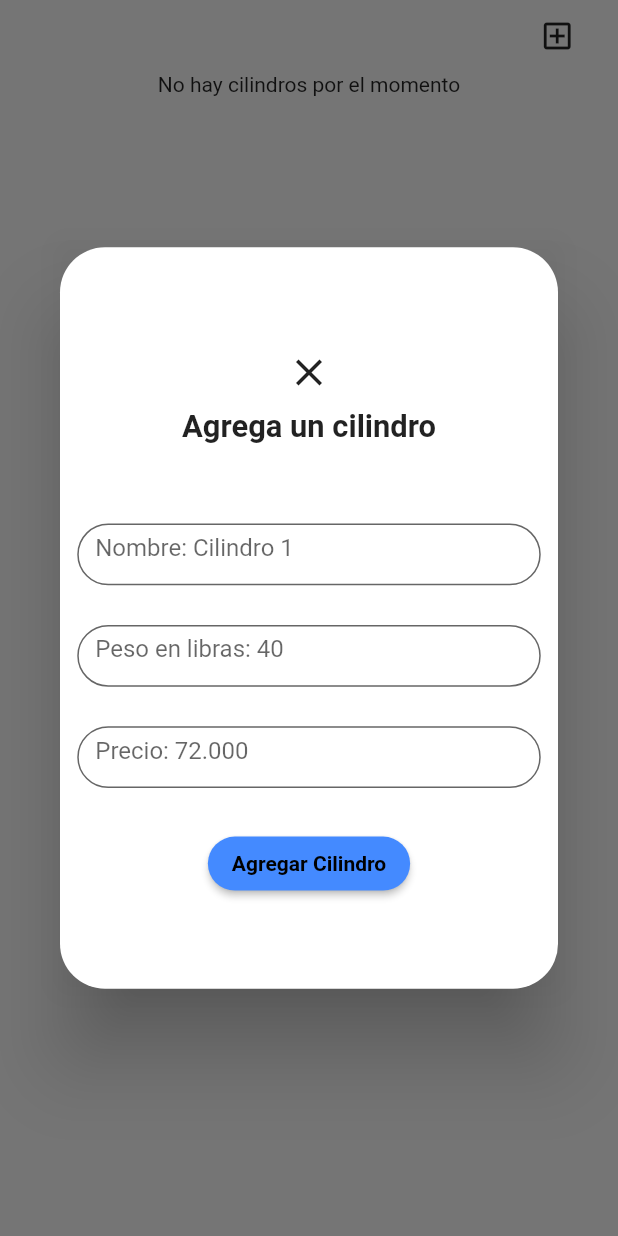
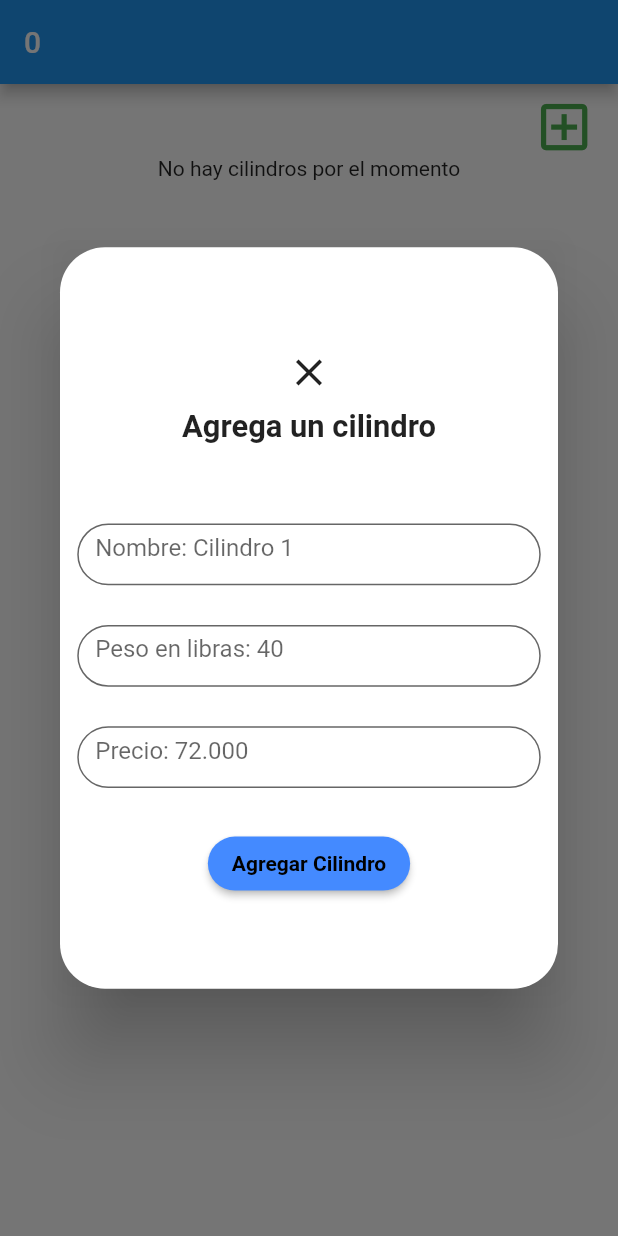
Before and after one commit to MiltonDuvan/state_play, a Flutter app: the screen it shows after launch, after a tap on the "add box" icon, on a phone screen of 412 x 824 dp. Run offline on Flutter 3.47's test engine with Material 2 defaults, Android fonts, the light colour scheme and no system bars; our stand-ins replace get, get_storage, sqflite; accounts and stored records are empty; Roboto replaces fonts that are missing (Averta).

Commit message:
full delete

```diff
--- a/lib/src/pages/home/home_page.dart
+++ b/lib/src/pages/home/home_page.dart
@@ -1,4 +1,5 @@
 import 'package:flutter/material.dart';
+import 'package:get/get.dart';
 import 'package:get/route_manager.dart';
 import 'package:state_play/src/pages/home/home_controller.dart';
 import 'package:state_play/src/widgets/cylinder.dart';
@@ -11,6 +12,10 @@ class HomePage extends StatelessWidget {
   Widget build(BuildContext context) {
     return SafeArea(
         child: Scaffold(
+      appBar: AppBar(
+          title: Obx(
+        () => Text('${_controller.amount.value}'),
+      )),
       body: SingleChildScrollView(
         child: Column(
           children: [
@@ -20,7 +25,11 @@ class HomePage extends StatelessWidget {
               children: [
                 IconButton(
                     onPressed: () => alertFormAddCylinder(context),
-                    icon: const Icon(Icons.add_box_outlined)),
+                    icon: Icon(
+                      Icons.add_box_outlined,
+                      size: MediaQuery.of(context).size.width * 0.1,
+                      color: Colors.green,
+                    )),
                 SizedBox(
                   width: MediaQuery.of(context).size.width * 0.04,
                 )
--- a/lib/src/widgets/cylinder.dart
+++ b/lib/src/widgets/cylinder.dart
@@ -19,15 +19,19 @@ class CylinderWidget extends StatelessWidget {
           return const Text('No hay cilindros por el momento');
         } else {
           return Container(
-              color: Color.fromARGB(124, 1, 42, 66),
-              height: MediaQuery.of(context).size.height * 0.26,
-              width: MediaQuery.of(context).size.width * 0.24,
-              child: ListView.builder(
-                itemCount: snapshot.data!.length,
-                itemBuilder: (context, index) {
-                  final cylindes = snapshot.data![index];
-                  return listCylinders(context, cylindes);
-                },
+              color: const Color.fromARGB(186, 253, 253, 253),
+              height: MediaQuery.of(context).size.height,
+              width: MediaQuery.of(context).size.width -40,
+              child: Wrap(
+                spacing: 52.0,
+                runSpacing: 40.0,
+                children: List.generate(
+                  snapshot.data!.length,
+                  (index) {
+                    final cylindes = snapshot.data![index];
+                    return listCylinders(context, cylindes);
+                  },
+                ),
               ));
         }
       },
@@ -64,7 +68,7 @@ class CylinderWidget extends StatelessWidget {
                 mainAxisAlignment: MainAxisAlignment.end,
                 children: [
                   IconButton(
-                      onPressed: () => alertDeleteCilynder(context),
+                      onPressed: () => alertDeleteCilynder(context, cylinder['id']),
                       icon: const Icon(
                         Icons.close,
                         color: Colors.black54,
@@ -115,11 +119,11 @@ class CylinderWidget extends StatelessWidget {
     );
   }
 
-  Future alertDeleteCilynder(BuildContext context) => showDialog(
+  Future alertDeleteCilynder(BuildContext context, int id) => showDialog(
       context: context,
       builder: (context) => AlertDialog(
           backgroundColor: Colors.transparent,
-          contentPadding: EdgeInsets.all(0),
+          contentPadding: const EdgeInsets.all(0),
           content: Container(
             width: MediaQuery.of(context).size.width - 20,
             height: MediaQuery.of(context).size.height * 0.2,
@@ -158,7 +162,7 @@ class CylinderWidget extends StatelessWidget {
                               backgroundColor: Colors.grey[350]),
                           onPressed: () => Get.back(),
                           child: const Text('Cancelar')),
-                      ElevatedButton(onPressed: null, child: Text('Confirmar'))
+                      ElevatedButton(onPressed:() => _controller.deleteCilynder(id), child: const Text('Confirmar'))
                     ])
               ],
             ),
```
Also changed, not shown: lib/src/pages/home/home_controller.dart (+29 -0 lines).
